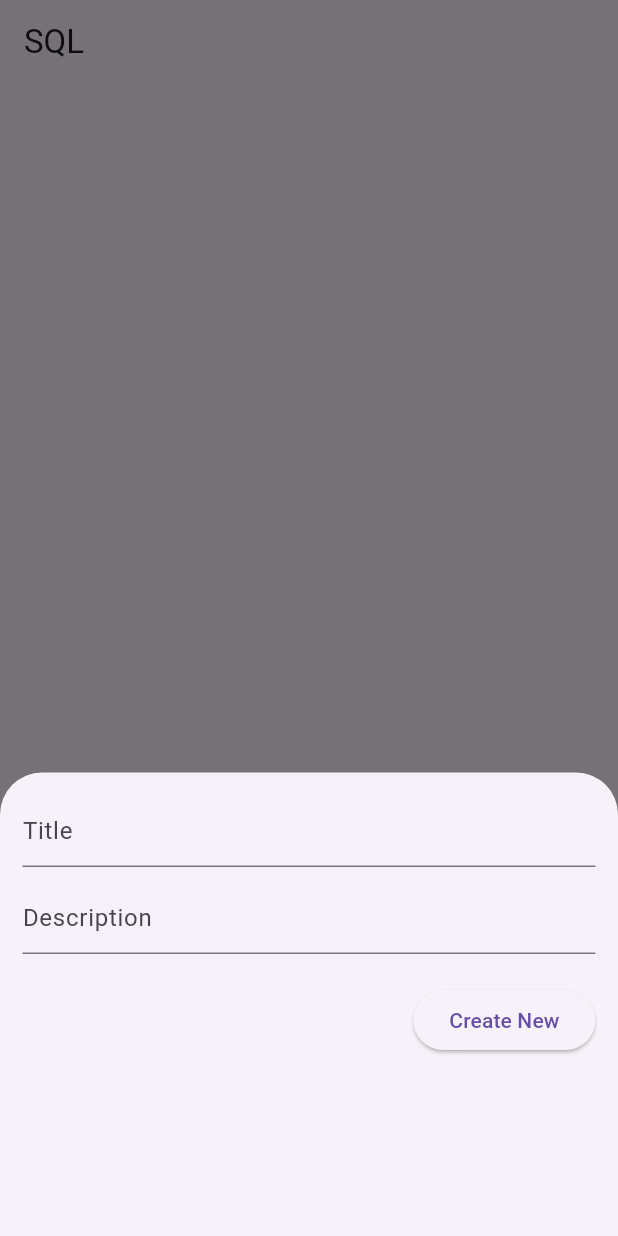
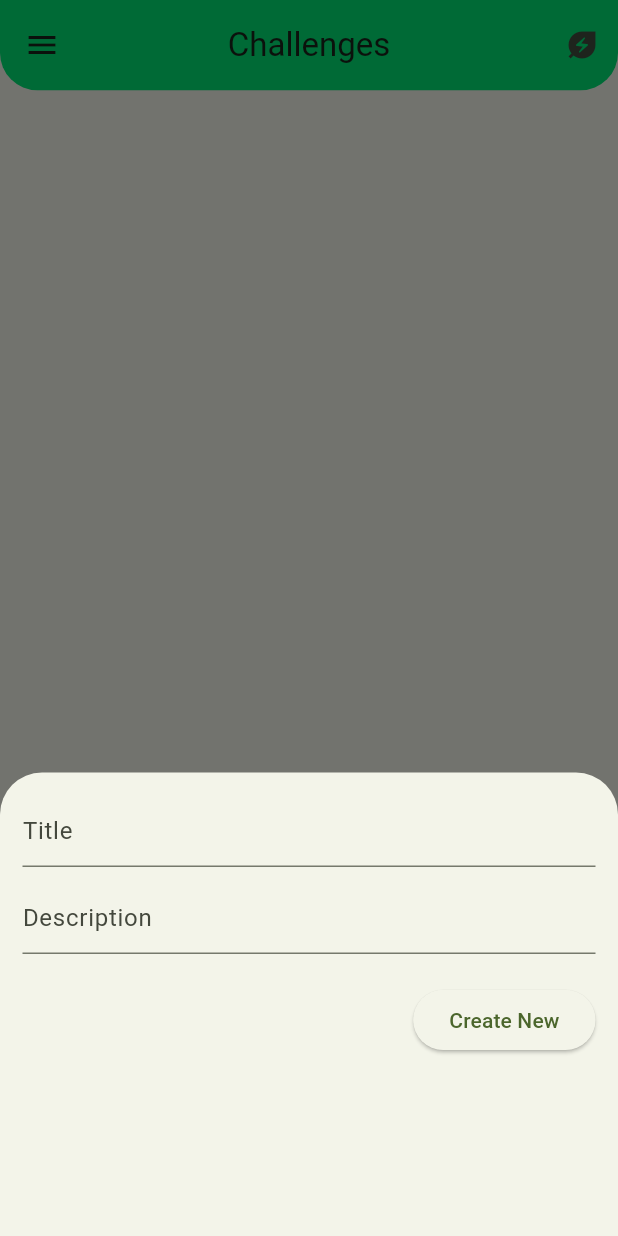
Before and after one commit to siw-ss/sqlite-flutter-app, a Flutter app: the screen it shows after launch, after a tap on the "add" icon, on a phone screen of 412 x 824 dp. Run offline on Flutter 3.47's test engine with Material 3 defaults, Android fonts, the light colour scheme and no system bars; our stand-ins replace sqflite; accounts and stored records are empty.

Commit message:
crud front changed

```diff
--- a/lib/helpers/sql_helper.dart
+++ b/lib/helpers/sql_helper.dart
@@ -26,10 +26,10 @@ class SQLHelper {
   }
 
   // Create new item (journal)
-  static Future<int> createItem(String title, String? descrption) async {
+  static Future<int> createItem(String title, String? description) async {
     final db = await SQLHelper.db();
 
-    final data = {'title': title, 'description': descrption};
+    final data = {'title': title, 'description': description};
     final id = await db.insert('items', data,
         conflictAlgorithm: sql.ConflictAlgorithm.replace);
     return id;
--- a/lib/main.dart
+++ b/lib/main.dart
@@ -15,7 +15,8 @@ class MyApp extends StatelessWidget {
         debugShowCheckedModeBanner: false,
         title: 'SQLITE',
         theme: ThemeData(
-          primarySwatch: Colors.orange,
+          colorScheme: ColorScheme.fromSeed(seedColor: Colors.lightGreen),
+          useMaterial3: true,
         ),
         home: const HomePage());
   }
@@ -145,7 +146,30 @@ class _HomePageState extends State<HomePage> {
   Widget build(BuildContext context) {
     return Scaffold(
       appBar: AppBar(
-        title: const Text('SQL'),
+        title: const Text('Challenges'),
+        titleSpacing: 00.0,
+        actions: <Widget>[
+          IconButton(
+            icon: const Icon(Icons.energy_savings_leaf),
+            tooltip: 'Comment Icon',
+            onPressed: () {},
+          ), //IconButton
+        ],
+        centerTitle: true,
+        toolbarHeight: 60.2,
+        toolbarOpacity: 0.8,
+        shape: const RoundedRectangleBorder(
+          borderRadius: BorderRadius.only(
+              bottomRight: Radius.circular(25),
+              bottomLeft: Radius.circular(25)),
+        ),
+        leading: IconButton(
+          icon: const Icon(Icons.menu),
+          tooltip: 'Menu Icon',
+          onPressed: () {},
+        ),
+        elevation: 0.00,
+        backgroundColor: Colors.greenAccent[400],
       ),
       body: _isLoading
           ? const Center(
@@ -154,9 +178,13 @@ class _HomePageState extends State<HomePage> {
           : ListView.builder(
         itemCount: _journals.length,
         itemBuilder: (context, index) => Card(
-          color: Colors.orange[200],
+          color: Colors.green[200],
           margin: const EdgeInsets.all(15),
-          child: ListTile(
+          child: Column(
+            children: [
+              const Text('created at :'),
+              Text(_journals[index]['createdAt']),
+              ListTile(
                   title: Text(_journals[index]['title']),
                   subtitle: Text(_journals[index]['description']),
                   trailing: SizedBox(
@@ -175,6 +203,8 @@ class _HomePageState extends State<HomePage> {
                       ],
                     ),
                   )),
+            ],
+          ),
         ),
       ),
       floatingActionButton: FloatingActionButton(
--- a/pubspec.yaml
+++ b/pubspec.yaml
@@ -30,6 +30,7 @@ environment:
 dependencies:
   flutter:
     sdk: flutter
+  get:
 
 
   # The following adds the Cupertino Icons font to your application.
```
Also changed, not shown: lib/helpers/user_sql_helper.dart (added, +17 -0 lines), pubspec.lock. Lines whose indentation alone changed are shown as unchanged.
